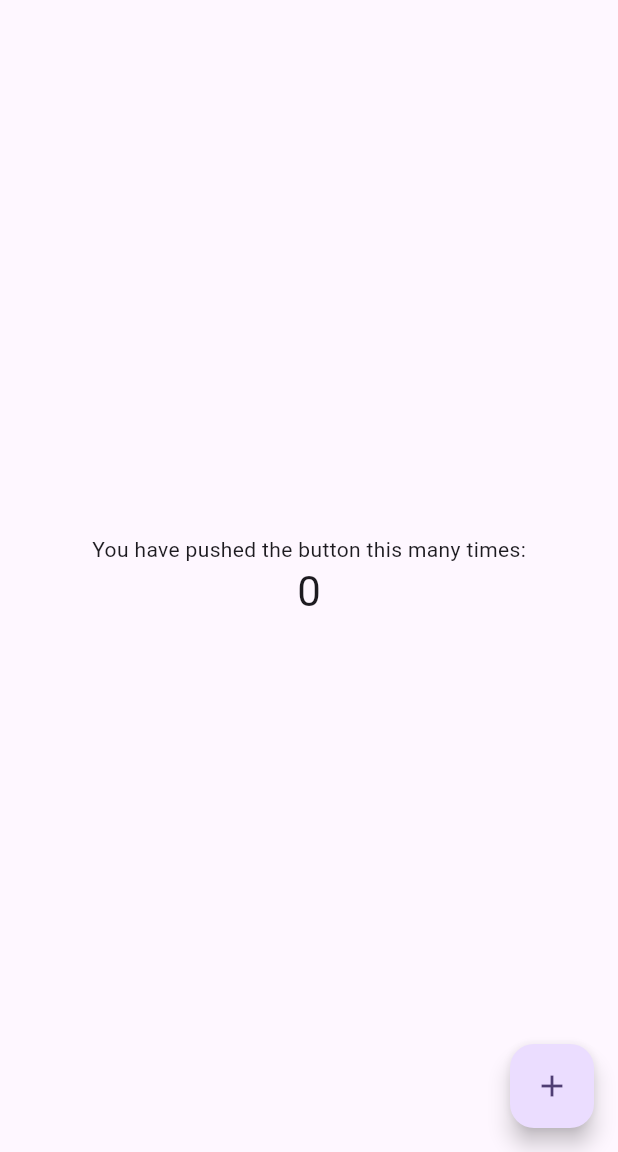
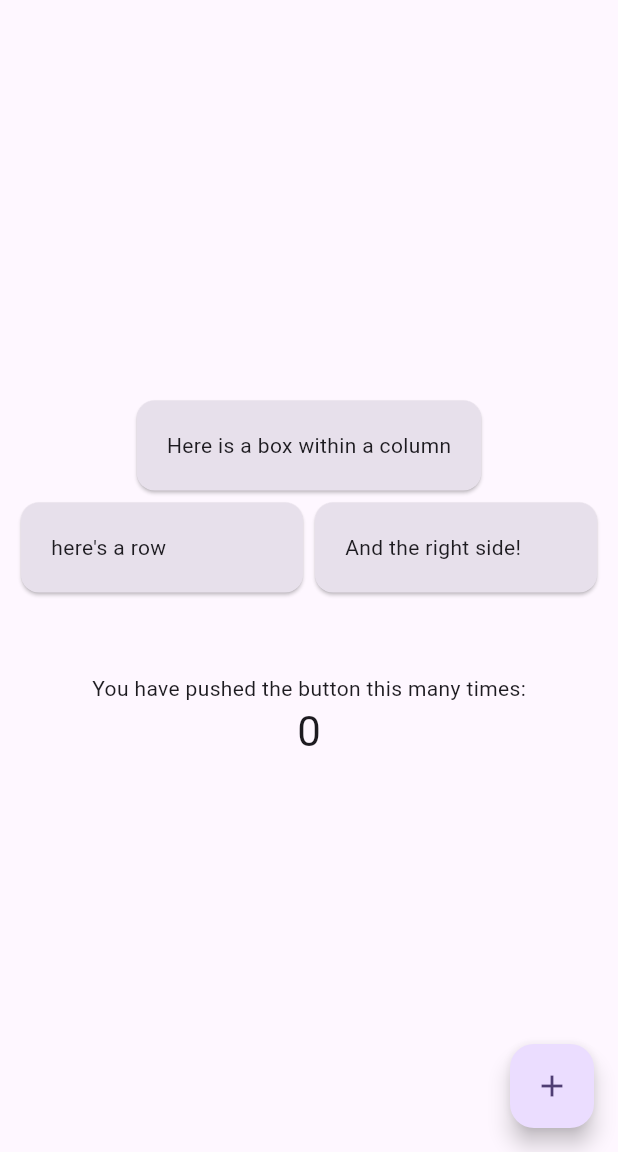
Before and after one commit to JamesonThomas-edu/Flutter-Project-1, a Flutter app: the screen it shows after launch, on a phone screen of 412 x 824 dp, the part 84-1236 px from its top. Run offline on Flutter 3.47's test engine with Material 3 defaults, Android fonts, the phone set to English and light mode, and no system bars.

```diff
--- a/lib/main.dart
+++ b/lib/main.dart
@@ -51,17 +51,33 @@ class _MyHomePageState extends State<MyHomePage> {
     // This method is rerun every time setState is called, for instance as done
     // by the _incrementCounter method above.
     return Scaffold(
+      // the scaffold widget is the core of the entire app allowing ui elements like navigation menus
       appBar: AppBar(
+        // the bar displayed at the top of the page
         backgroundColor: Theme.of(context).colorScheme.inversePrimary,
         // Here we take the theme value from MyHomePage and use it to set a color based on our theme.
         title: Text(widget.title),
       ),
       body: Center(
         // Center takes a single child and positions it in the middle of the parent.
+        child: Padding(
+          // Padding give space around widgets.
+          padding: const EdgeInsets.all(10.0),
           child: Column(
             // Column takes child widgets and arranges them vertically.
             mainAxisAlignment: MainAxisAlignment.center,
             children: <Widget>[
+              const MyCustomWidget(text: 'Here is a box within a column'),
+              const Row(
+                mainAxisAlignment: MainAxisAlignment.center,
+                // Alignment for the boxes in the row.
+                children: [
+                  Expanded(child: MyCustomWidget(text: "here's a row")),
+                  Expanded(child: MyCustomWidget(text: "And the right side!")),
+                  // Expanded allows the widget to take up the entire space given even if the size changes.
+                ],
+              ),
+              const SizedBox(height: 50), // An invisible box to add spacing.
               const Text(
                 'You have pushed the button this many times:',
               ),
@@ -72,6 +88,7 @@ class _MyHomePageState extends State<MyHomePage> {
             ],
           ),
         ),
+      ),
       floatingActionButton: FloatingActionButton(
         onPressed: _incrementCounter,
         tooltip: 'Increment',
@@ -80,3 +97,27 @@ class _MyHomePageState extends State<MyHomePage> {
     );
   }
 }
+
+class MyCustomWidget extends StatelessWidget {
+  // This is a custom widget built for use in other parts of code.
+  const MyCustomWidget({
+    super.key,
+    required this.text,
+  });
+
+  final String text;
+
+  @override
+  Widget build(BuildContext context) {
+    return Card(
+      color: Theme.of(context).colorScheme.surfaceVariant,
+      child: Padding(
+        padding: const EdgeInsets.all(20.0),
+        // Adjust the padding to control how close the card is from the text.
+        child: SizedBox(
+          child: Text(text),
+        ),
+      ),
+    );
+  }
+}
```
Lines whose indentation alone changed are shown as unchanged.
